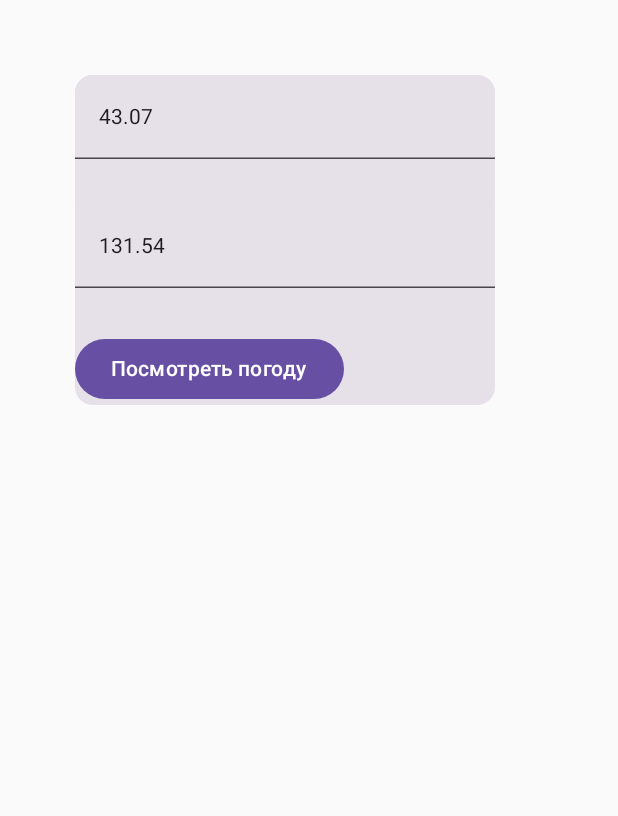
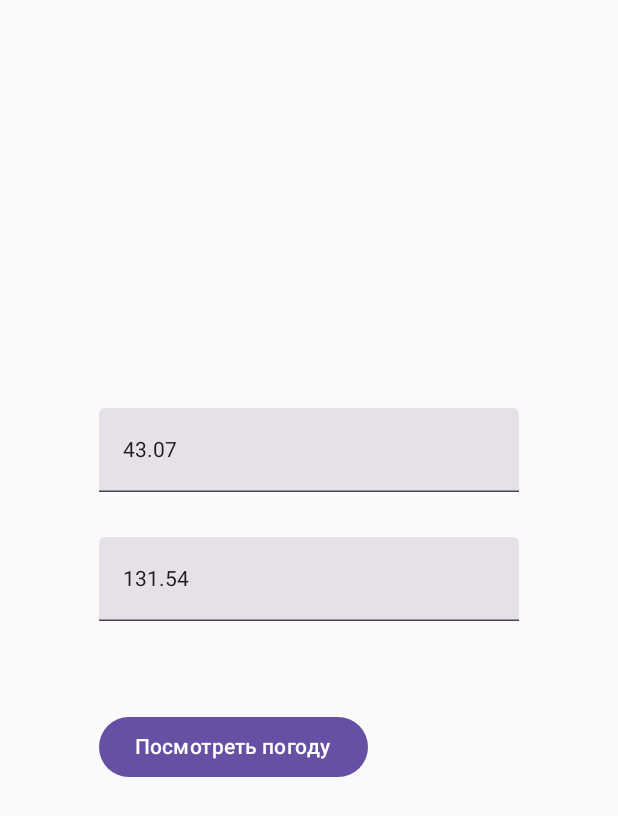
Before and after one commit to dan198gg/WeatherForecast, an Android app built with Jetpack Compose: the screen it shows after launch (MainActivity), on a phone screen of 412 x 824 dp. Shown: the top 816 px of the screen. Run offline under Robolectric (Android 15) with nearby library versions, the phone set to English and light mode, and no system bars.

Commit message:
CardIsAlignmented

```diff
--- a/app/src/main/java/com/example/weatherforecast/MainActivity.kt
+++ b/app/src/main/java/com/example/weatherforecast/MainActivity.kt
@@ -1,10 +1,12 @@
 package com.example.weatherforecast
 
 import android.os.Bundle
+import android.text.Layout.Alignment
 import android.util.Log
 import androidx.activity.ComponentActivity
 import androidx.activity.compose.setContent
 import androidx.activity.enableEdgeToEdge
+import androidx.compose.foundation.layout.Box
 import androidx.compose.foundation.layout.Column
 import androidx.compose.foundation.layout.fillMaxSize
 import androidx.compose.foundation.layout.padding
@@ -87,11 +89,12 @@ class MainActivity : ComponentActivity() {
     }
     @Composable
     fun TextFie1ld() {
-        Card(modifier = Modifier.padding(50.dp)) {
+        Box(modifier = Modifier.fillMaxSize(),
+            contentAlignment = androidx.compose.ui.Alignment.Center){
             Column {
             TextField(value = testLat.toString(), onValueChange = { testLat = it.toDouble() })
             TextField(value = testLon.toString(), onValueChange = { testLon = it.toDouble() }, modifier = Modifier.padding(0.dp,30.dp))
-                Button(onClick = { getWeatherData() }) {
+                Button(onClick = { getWeatherData() }, modifier = Modifier.padding(0.dp,30.dp)) {
                     Text(text = "Посмотреть погоду")
                 }
             }
```
